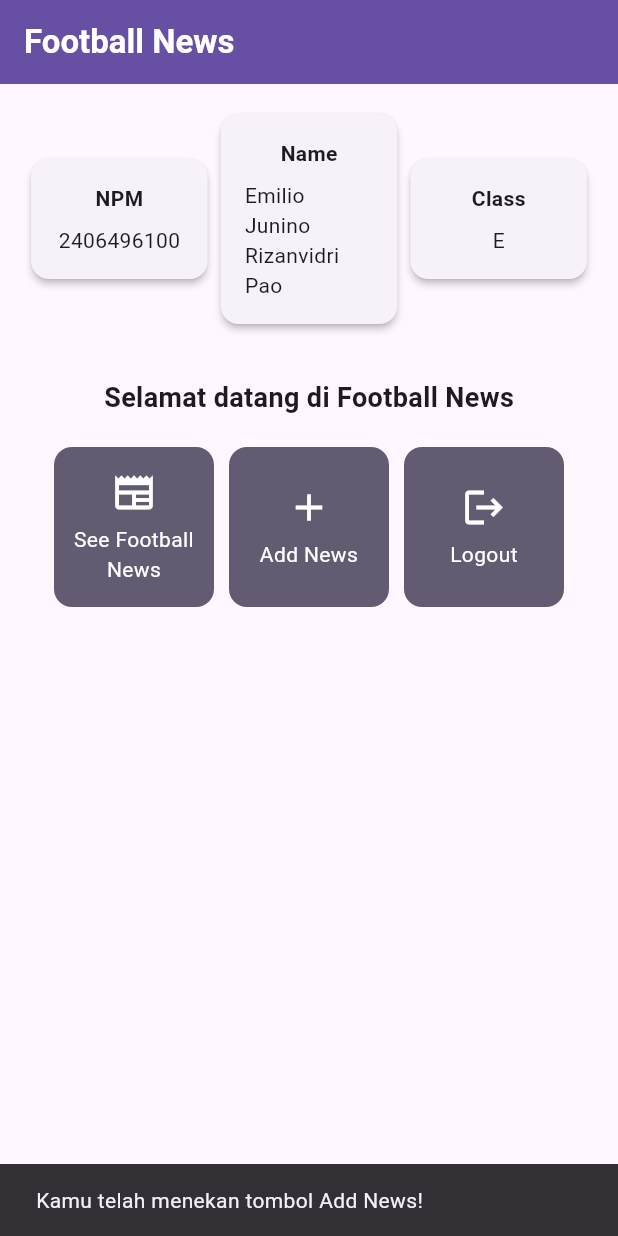
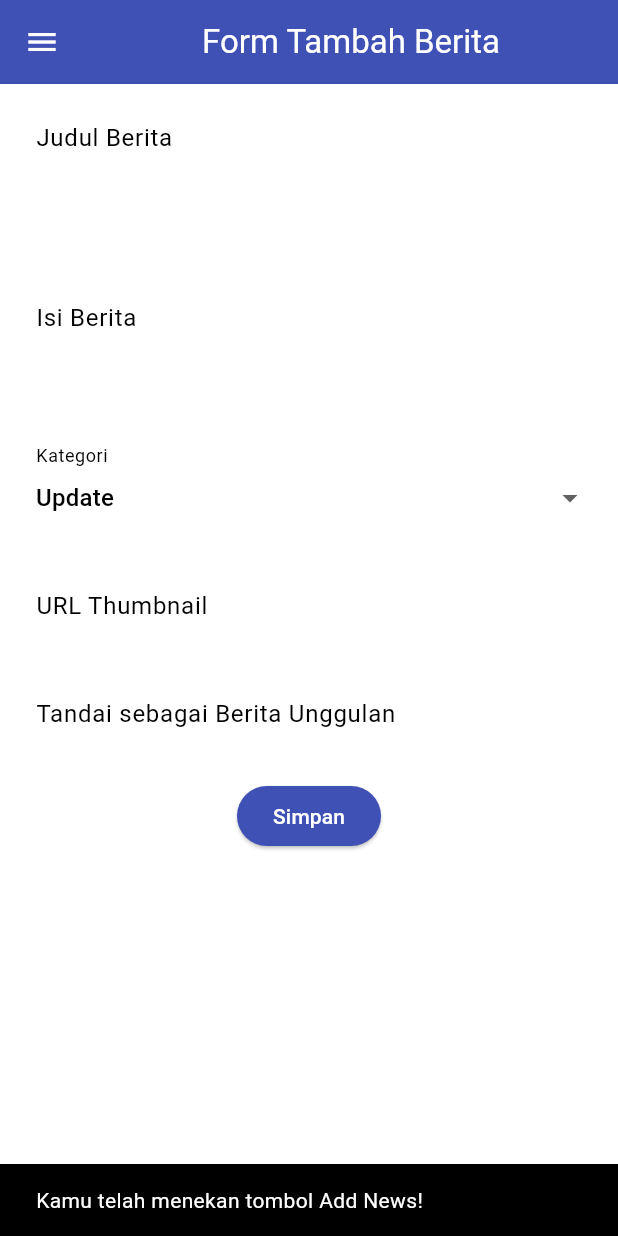
Before and after one commit to milnyet/football-news-mobile, a Flutter app: the screen it shows after launch, after a tap on "Add News", on a phone screen of 412 x 824 dp. Run offline on Flutter 3.47's test engine with Material 3 defaults, Android fonts, the phone set to English and light mode, and no system bars.

Commit message:
tutorial 7 selesai

```diff
--- a/lib/main.dart
+++ b/lib/main.dart
@@ -1,5 +1,5 @@
 import 'package:flutter/material.dart';
-import 'package:football_news/menu.dart';
+import 'package:football_news/screens/menu.dart';
 
 void main() {
   runApp(const MyApp());
@@ -14,23 +14,9 @@ class MyApp extends StatelessWidget {
     return MaterialApp(
       title: 'Flutter Demo',
       theme: ThemeData(
-        // This is the theme of your application.
-        //
-        // TRY THIS: Try running your application with "flutter run". You'll see
-        // the application has a purple toolbar. Then, without quitting the app,
-        // try changing the seedColor in the colorScheme below to Colors.green
-        // and then invoke "hot reload" (save your changes or press the "hot
-        // reload" button in a Flutter-supported IDE, or press "r" if you used
-        // the command line to start the app).
-        //
-        // Notice that the counter didn't reset back to zero; the application
-        // state is not lost during the reload. To reset the state, use hot
-        // restart instead.
-        //
-        // This works for code too, not just values: Most code changes can be
-        // tested with just a hot reload.
+        colorScheme: ColorScheme.fromSwatch(primarySwatch: Colors.blue).copyWith(secondary: Colors.blueAccent[400]),
       ),
-      home: MyHomePage(colorScheme: ColorScheme.fromSwatch(primarySwatch: Colors.blue).copyWith(secondary: Colors.blueAccent[400])),
+      home: MyHomePage(),
     );
   }
 }
--- a/lib/menu.dart
+++ b/lib/screens/menu.dart
@@ -1,6 +1,8 @@
 import 'package:flutter/material.dart';
+import 'package:football_news/widgets/left_drawer.dart';
+import 'package:football_news/widgets/news_card.dart';
 class MyHomePage extends StatelessWidget {
-  MyHomePage({super.key, required ColorScheme colorScheme}); //sudah ada pada code sebelumnya
+  MyHomePage({super.key}); //sudah ada pada code sebelumnya
 
   final String nama = "Emilio Junino Rizanvidri Pao";
   final String npm = "2406496100";
@@ -29,6 +31,7 @@ class MyHomePage extends StatelessWidget {
         // Warna latar belakang AppBar diambil dari skema warna tema aplikasi.
         backgroundColor: Theme.of(context).colorScheme.primary,
       ),
+      drawer: LeftDrawer(),
       // Body halaman dengan padding di sekelilingnya.
       body: Padding(
         padding: const EdgeInsets.all(16.0),
@@ -124,64 +127,3 @@ class InfoCard extends StatelessWidget {
     );
   }
 }
-
-class ItemHomepage {
-  final String name;
-  final IconData icon;
-
-  ItemHomepage(this.name, this.icon);
-}
-
-class ItemCard extends StatelessWidget {
-  // Menampilkan kartu dengan ikon dan nama.
-
-  final ItemHomepage item;
-
-  const ItemCard(this.item, {super.key});
-
-  @override
-  Widget build(BuildContext context) {
-    return Material(
-      // Menentukan warna latar belakang dari tema aplikasi.
-      color: Theme.of(context).colorScheme.secondary,
-      // Membuat sudut kartu melengkung.
-      borderRadius: BorderRadius.circular(12),
-
-      child: InkWell(
-        // Aksi ketika kartu ditekan.
-        onTap: () {
-          // Menampilkan pesan SnackBar saat kartu ditekan.
-          ScaffoldMessenger.of(context)
-            ..hideCurrentSnackBar()
-            ..showSnackBar(
-                SnackBar(content: Text("Kamu telah menekan tombol ${item.name}!"))
-            );
-        },
-        // Container untuk menyimpan Icon dan Text
-        child: Container(
-          padding: const EdgeInsets.all(8),
-          child: Center(
-            child: Column(
-              // Menyusun ikon dan teks di tengah kartu.
-              mainAxisAlignment: MainAxisAlignment.center,
-              children: [
-                Icon(
-                  item.icon,
-                  color: Colors.white,
-                  size: 30.0,
-                ),
-                const Padding(padding: EdgeInsets.all(3)),
-                Text(
-                  item.name,
-                  textAlign: TextAlign.center,
-                  style: const TextStyle(color: Colors.white),
-                ),
-              ],
-            ),
-          ),
-        ),
-      ),
-    );
-  }
-
-}
--- /dev/null
+++ b/lib/screens/newslist_form.dart
@@ -0,0 +1,211 @@
+import 'package:flutter/material.dart';
+import 'package:football_news/widgets/left_drawer.dart';
+
+class NewsFormPage extends StatefulWidget {
+  const NewsFormPage({super.key});
+
+  @override
+  State<NewsFormPage> createState() => _NewsFormPageState();
+}
+
+class _NewsFormPageState extends State<NewsFormPage> {
+  final _formKey = GlobalKey<FormState>();
+  String _title = "";
+  String _content = "";
+  String _category = "update"; // default
+  String _thumbnail = "";
+  bool _isFeatured = false; // default
+
+  final List<String> _categories = [
+    'transfer',
+    'update',
+    'exclusive',
+    'match',
+    'rumor',
+    'analysis',
+  ];
+  @override
+  Widget build(BuildContext context) {
+    return Scaffold(
+      appBar: AppBar(
+        title: const Center(
+          child: Text(
+            'Form Tambah Berita',
+          ),
+        ),
+        backgroundColor: Colors.indigo,
+        foregroundColor: Colors.white,
+      ),
+      drawer: LeftDrawer(),
+      body: Form(
+        key: _formKey,
+        child: SingleChildScrollView(
+          child: Column(
+              crossAxisAlignment: CrossAxisAlignment.start,
+              children:[
+          // === Title ===
+          Padding(
+          padding: const EdgeInsets.all(8.0),
+          child: TextFormField(
+            decoration: InputDecoration(
+              hintText: "Judul Berita",
+              labelText: "Judul Berita",
+              border: OutlineInputBorder(
+                borderRadius: BorderRadius.circular(5.0),
+              ),
+            ),
+            onChanged: (String? value) {
+              setState(() {
+                _title = value!;
+              });
+            },
+            validator: (String? value) {
+              if (value == null || value.isEmpty) {
+                return "Judul tidak boleh kosong!";
+              }
+              return null;
+            },
+          ),
+        ),
+        Padding(
+          padding: const EdgeInsets.all(8.0),
+          child: TextFormField(
+            maxLines: 5,
+            decoration: InputDecoration(
+              hintText: "Isi Berita",
+              labelText: "Isi Berita",
+              border: OutlineInputBorder(
+                borderRadius: BorderRadius.circular(5.0),
+              ),
+            ),
+            onChanged: (String? value) {
+              setState(() {
+                _content = value!;
+              });
+            },
+            validator: (String? value) {
+              if (value == null || value.isEmpty) {
+                return "Isi berita tidak boleh kosong!";
+              }
+              return null;
+            },
+          ),
+        ),
+
+        // === Category ===
+        Padding(
+          padding: const EdgeInsets.all(8.0),
+          child: DropdownButtonFormField<String>(
+            decoration: InputDecoration(
+              labelText: "Kategori",
+              border: OutlineInputBorder(
+                borderRadius: BorderRadius.circular(5.0),
+              ),
+            ),
+            value: _category,
+            items: _categories
+                .map((cat) => DropdownMenuItem(
+              value: cat,
+              child: Text(
+                  cat[0].toUpperCase() + cat.substring(1)),
+            ))
+                .toList(),
+            onChanged: (String? newValue) {
+              setState(() {
+                _category = newValue!;
+              });
+            },
+          ),
+        ),
+
+        // === Thumbnail URL ===
+        Padding(
+          padding: const EdgeInsets.all(8.0),
+          child: TextFormField(
+            decoration: InputDecoration(
+              hintText: "URL Thumbnail (opsional)",
+              labelText: "URL Thumbnail",
+              border: OutlineInputBorder(
+                borderRadius: BorderRadius.circular(5.0),
+              ),
+            ),
+            onChanged: (String? value) {
+              setState(() {
+                _thumbnail = value!;
+              });
+            },
+          ),
+        ),
+
+        // === Is Featured ===
+        Padding(
+          padding: const EdgeInsets.all(8.0),
+          child: SwitchListTile(
+            title: const Text("Tandai sebagai Berita Unggulan"),
+            value: _isFeatured,
+            onChanged: (bool value) {
+              setState(() {
+                _isFeatured = value;
+              });
+            },
+          ),
+        ),
+                // === Tombol Simpan ===
+                Align(
+                  alignment: Alignment.bottomCenter,
+                  child: Padding(
+                    padding: const EdgeInsets.all(8.0),
+                    child: ElevatedButton(
+                      style: ButtonStyle(
+                        backgroundColor:
+                        MaterialStateProperty.all(Colors.indigo),
+                      ),
+                      onPressed: () {
+                        if (_formKey.currentState!.validate()) {
+                          showDialog(
+                            context: context,
+                            builder: (context) {
+                              return AlertDialog(
+                                title: const Text('Berita berhasil disimpan!'),
+                                content: SingleChildScrollView(
+                                  child: Column(
+                                    crossAxisAlignment:
+                                    CrossAxisAlignment.start,
+                                    children: [
+                                      Text('Judul: $_title'),
+                                      Text('Isi: $_content'),
+                                      Text('Kategori: $_category'),
+                                      Text('Thumbnail: $_thumbnail'),
+                                      Text(
+                                          'Unggulan: ${_isFeatured ? "Ya" : "Tidak"}'),
+                                    ],
+                                  ),
+                                ),
+                                actions: [
+                                  TextButton(
+                                    child: const Text('OK'),
+                                    onPressed: () {
+                                      Navigator.pop(context);
+                                    },
+                                  ),
+                                ],
+                              );
+                            },
+                          );
+                          _formKey.currentState!.reset();
+                        }
+                      },
+                      child: const Text(
+                        "Simpan",
+                        style: TextStyle(color: Colors.white),
+                      ),
+                    ),
+                  ),
+                ),
+              ],
+          ),
+        ),
+      ),
+    );
+  }
+}
--- /dev/null
+++ b/lib/widgets/left_drawer.dart
@@ -0,0 +1,67 @@
+import 'package:flutter/material.dart';
+import 'package:football_news/screens/menu.dart';
+import 'package:football_news/screens/newslist_form.dart';
+
+class LeftDrawer extends StatelessWidget {
+  const LeftDrawer({super.key});
+
+  @override
+  Widget build(BuildContext context) {
+    return Drawer(
+      child: ListView(
+        children: [
+          const DrawerHeader(
+            decoration: BoxDecoration(
+              color: Colors.blue,
+            ),
+            child: Column(
+              children: [
+                Text(
+                  'Football News',
+                  textAlign: TextAlign.center,
+                  style: TextStyle(
+                    fontSize: 30,
+                    fontWeight: FontWeight.bold,
+                    color: Colors.white,
+                  ),
+                ),
+                Padding(padding: EdgeInsets.all(10)),
+                Text("Seluruh berita sepak bola terkini di sini!",
+                  textAlign: TextAlign.center,
+                  style: TextStyle(
+                    fontSize: 15,
+                    color: Colors.white,
+                    fontWeight: FontWeight.normal,
+                  ),
+                ),
+              ],
+            ),
+          ),
+          ListTile(
+            leading: const Icon(Icons.home_outlined),
+            title: const Text('Home'),
+            // Bagian redirection ke MyHomePage
+            onTap: () {
+              Navigator.pushReplacement(
+                  context,
+                  MaterialPageRoute(
+                    builder: (context) => MyHomePage(),
+                  ));
+            },
+          ),
+          ListTile(
+            leading: const Icon(Icons.post_add),
+            title: const Text('Add News'),
+            // Bagian redirection ke NewsFormPage
+            onTap: () {
+              Navigator.pushReplacement(
+                context,
+                MaterialPageRoute(builder: (context) => const NewsFormPage()),
+              );
+            },
+          ),
+        ],
+      ),
+    );
+  }
+}
--- /dev/null
+++ b/lib/widgets/news_card.dart
@@ -0,0 +1,69 @@
+import 'package:flutter/material.dart';
+import 'package:football_news/screens/newslist_form.dart';
+
+class ItemHomepage {
+  final String name;
+  final IconData icon;
+
+  ItemHomepage(this.name, this.icon);
+}
+
+class ItemCard extends StatelessWidget {
+  // Menampilkan kartu dengan ikon dan nama.
+
+  final ItemHomepage item;
+
+  const ItemCard(this.item, {super.key});
+
+  @override
+  Widget build(BuildContext context) {
+    return Material(
+      // Menentukan warna latar belakang dari tema aplikasi.
+      color: Theme.of(context).colorScheme.secondary,
+      // Membuat sudut kartu melengkung.
+      borderRadius: BorderRadius.circular(12),
+
+      child: InkWell(
+        // Aksi ketika kartu ditekan.
+        onTap: () {
+          // Memunculkan SnackBar ketika diklik
+          ScaffoldMessenger.of(context)
+            ..hideCurrentSnackBar()
+            ..showSnackBar(SnackBar(
+                content: Text("Kamu telah menekan tombol ${item.name}!")));
+
+          // Navigate ke route yang sesuai (tergantung jenis tombol)
+          if (item.name == "Add News") {
+            Navigator.pushReplacement(
+              context,
+              MaterialPageRoute(builder: (context) => const NewsFormPage()),
+            );
+          }
+        },
+        // Container untuk menyimpan Icon dan Text
+        child: Container(
+          padding: const EdgeInsets.all(8),
+          child: Center(
+            child: Column(
+              // Menyusun ikon dan teks di tengah kartu.
+              mainAxisAlignment: MainAxisAlignment.center,
+              children: [
+                Icon(
+                  item.icon,
+                  color: Colors.white,
+                  size: 30.0,
+                ),
+                const Padding(padding: EdgeInsets.all(3)),
+                Text(
+                  item.name,
+                  textAlign: TextAlign.center,
+                  style: const TextStyle(color: Colors.white),
+                ),
+              ],
+            ),
+          ),
+        ),
+      ),
+    );
+  }
+}
```
